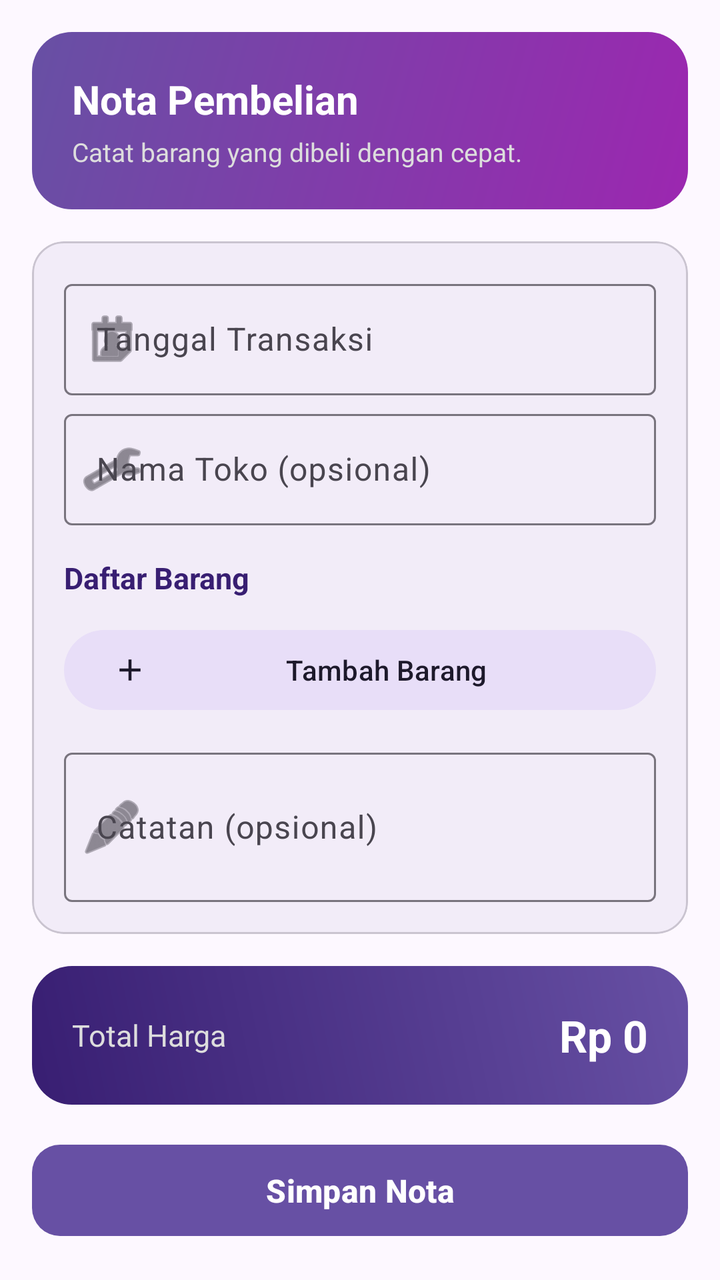
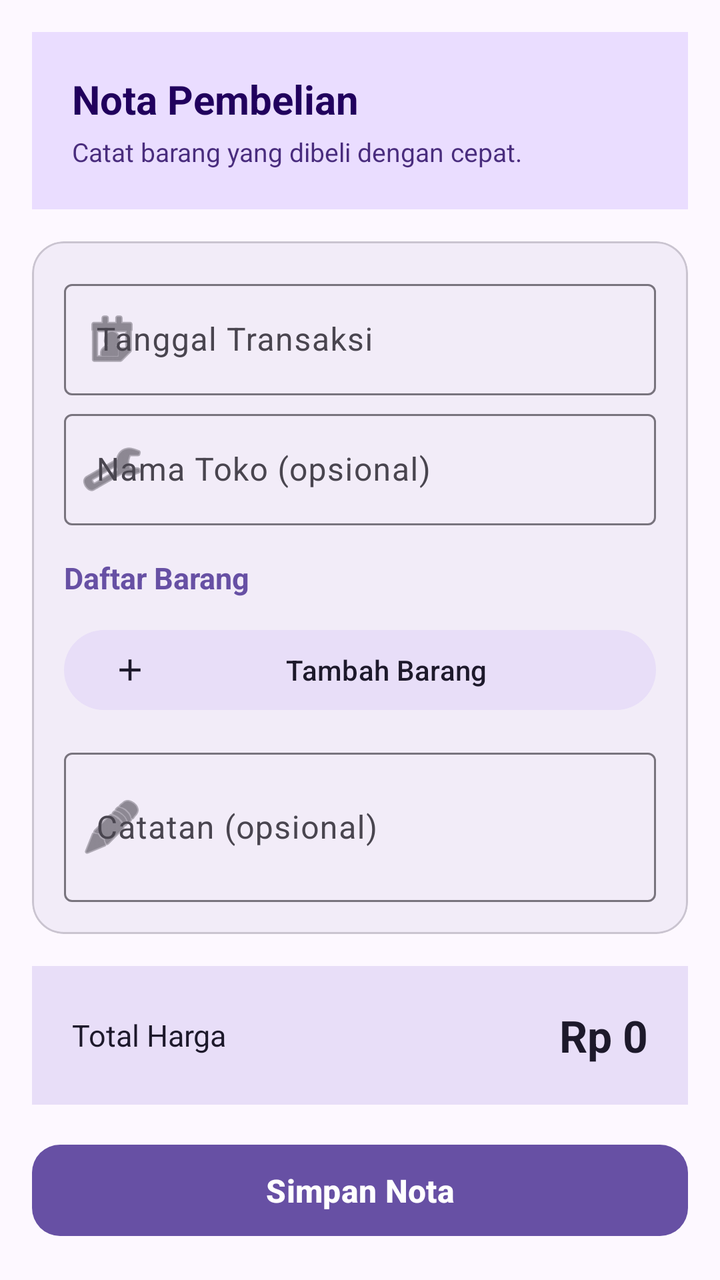

The first picture is an Android layout as it rendered before a commit; the second is the same layout after the commit. The layout source and the unified diff follow.
<!-- AndroidManifest.xml: application theme Theme.NotaCostume -->
<!-- res/layout/fragment_form.xml -->
<?xml version="1.0" encoding="utf-8"?>
<ScrollView xmlns:android="http://schemas.android.com/apk/res/android"
    xmlns:app="http://schemas.android.com/apk/res-auto"
    android:layout_width="match_parent"
    android:layout_height="match_parent"
    android:fillViewport="true"
    android:scrollbars="none"
    android:background="?attr/colorSurface">

    <LinearLayout
        android:layout_width="match_parent"
        android:layout_height="wrap_content"
        android:orientation="vertical"
        android:padding="16dp">

        <FrameLayout
            android:layout_width="match_parent"
            android:layout_height="wrap_content"
            android:background="@drawable/bg_hero"
            android:padding="20dp">

            <LinearLayout
                android:layout_width="match_parent"
                android:layout_height="wrap_content"
                android:orientation="vertical">

                <TextView
                    android:layout_width="wrap_content"
                    android:layout_height="wrap_content"
                    android:text="@string/hero_title"
                    android:textColor="@color/white"
                    android:textSize="20sp"
                    android:textStyle="bold" />

                <TextView
                    android:layout_width="wrap_content"
                    android:layout_height="wrap_content"
                    android:layout_marginTop="4dp"
                    android:text="@string/hero_sub"
                    android:textColor="#DDDDDD"
                    android:textSize="13sp" />
            </LinearLayout>
        </FrameLayout>

        <com.google.android.material.card.MaterialCardView
            android:layout_width="match_parent"
            android:layout_height="wrap_content"
            android:layout_marginTop="16dp"
            app:cardCornerRadius="16dp"
            app:cardElevation="2dp">

            <LinearLayout
                android:layout_width="match_parent"
                android:layout_height="wrap_content"
                android:orientation="vertical"
                android:padding="16dp">

                <com.google.android.material.textfield.TextInputLayout
                    android:id="@+id/tilTanggal"
                    style="@style/Widget.Material3.TextInputLayout.OutlinedBox"
                    android:layout_width="match_parent"
                    android:layout_height="wrap_content"
                    android:hint="@string/label_tanggal"
                    app:startIconDrawable="@android:drawable/ic_menu_my_calendar">

                    <com.google.android.material.textfield.TextInputEditText
                        android:id="@+id/etTanggal"
                        android:layout_width="match_parent"
                        android:layout_height="wrap_content"
                        android:focusable="false"
                        android:inputType="none"
                        android:clickable="true"
                        android:cursorVisible="false" />
                </com.google.android.material.textfield.TextInputLayout>

                <com.google.android.material.textfield.TextInputLayout
                    android:id="@+id/tilToko"
                    style="@style/Widget.Material3.TextInputLayout.OutlinedBox"
                    android:layout_width="match_parent"
                    android:layout_height="wrap_content"
                    android:layout_marginTop="4dp"
                    android:hint="@string/label_toko"
                    app:startIconDrawable="@android:drawable/ic_menu_manage">

                    <com.google.android.material.textfield.TextInputEditText
                        android:id="@+id/etToko"
                        android:layout_width="match_parent"
                        android:layout_height="wrap_content"
                        android:inputType="textCapWords" />
                </com.google.android.material.textfield.TextInputLayout>

                <TextView
                    android:layout_width="wrap_content"
                    android:layout_height="wrap_content"
                    android:layout_marginTop="16dp"
                    android:layout_marginBottom="4dp"
                    android:text="@string/section_barang"
                    android:textSize="15sp"
                    android:textStyle="bold"
                    android:textColor="@color/indigo_900" />

                <LinearLayout
                    android:id="@+id/llItems"
                    android:layout_width="match_parent"
                    android:layout_height="wrap_content"
                    android:orientation="vertical" />

                <com.google.android.material.button.MaterialButton
                    android:id="@+id/btnTambahBarang"
                    style="@style/Widget.Material3.Button.TonalButton"
                    android:layout_width="match_parent"
                    android:layout_height="wrap_content"
                    android:layout_marginTop="8dp"
                    android:text="@string/btn_tambah_barang"
                    app:icon="@drawable/ic_add" />

                <com.google.android.material.textfield.TextInputLayout
                    android:id="@+id/tilCatatan"
                    style="@style/Widget.Material3.TextInputLayout.OutlinedBox"
                    android:layout_width="match_parent"
                    android:layout_height="wrap_content"
                    android:layout_marginTop="12dp"
                    android:hint="@string/label_catatan"
                    app:startIconDrawable="@android:drawable/ic_menu_edit">

                    <com.google.android.material.textfield.TextInputEditText
                        android:id="@+id/etCatatan"
                        android:layout_width="match_parent"
                        android:layout_height="wrap_content"
                        android:inputType="textMultiLine"
                        android:minLines="2" />
                </com.google.android.material.textfield.TextInputLayout>
            </LinearLayout>
        </com.google.android.material.card.MaterialCardView>

        <FrameLayout
            android:id="@+id/summaryCard"
            android:layout_width="match_parent"
            android:layout_height="wrap_content"
            android:layout_marginTop="16dp"
            android:background="@drawable/bg_summary"
            android:padding="20dp">

            <LinearLayout
                android:layout_width="match_parent"
                android:layout_height="wrap_content"
                android:orientation="horizontal"
                android:gravity="center_vertical">

                <TextView
                    android:layout_width="0dp"
                    android:layout_height="wrap_content"
                    android:layout_weight="1"
                    android:text="@string/summary_total"
                    android:textColor="#DDDDDD"
                    android:textSize="15sp" />

                <TextView
                    android:id="@+id/tvTotal"
                    android:layout_width="wrap_content"
                    android:layout_height="wrap_content"
                    android:text="Rp 0"
                    android:textColor="@color/white"
                    android:textSize="22sp"
                    android:textStyle="bold" />
            </LinearLayout>
        </FrameLayout>

        <com.google.android.material.button.MaterialButton
            android:id="@+id/btnSimpan"
            android:layout_width="match_parent"
            android:layout_height="wrap_content"
            android:layout_marginTop="16dp"
            android:padding="12dp"
            android:text="@string/btn_simpan"
            android:textSize="16sp"
            android:textStyle="bold"
            app:cornerRadius="14dp" />
    </LinearLayout>
</ScrollView>
<!-- resources referenced by this layout -->
<resources>
  <color name="indigo_900">#381E72</color>
  <color name="white">#FFFFFF</color>
  <!-- drawable bg_hero (drawable) -->
  <?xml version="1.0" encoding="utf-8"?>
  <shape xmlns:android="http://schemas.android.com/apk/res/android"
      android:shape="rectangle">
      <gradient
          android:angle="315"
          android:endColor="@color/md_gradient_end"
          android:startColor="@color/md_gradient_start"
          android:type="linear" />
      <corners android:radius="20dp" />
  </shape>
  <!-- drawable bg_summary (drawable) -->
  <?xml version="1.0" encoding="utf-8"?>
  <shape xmlns:android="http://schemas.android.com/apk/res/android"
      android:shape="rectangle">
      <gradient
          android:angle="45"
          android:endColor="@color/md_gradient_start"
          android:startColor="@color/indigo_900"
          android:type="linear" />
      <corners android:radius="20dp" />
  </shape>
  <!-- drawable ic_add (drawable) -->
  <?xml version="1.0" encoding="utf-8"?>
  <vector xmlns:android="http://schemas.android.com/apk/res/android"
      android:width="24dp"
      android:height="24dp"
      android:viewportWidth="24"
      android:viewportHeight="24">
      <path
          android:fillColor="#FF000000"
          android:pathData="M19,13h-6v6h-2v-6H5v-2h6V5h2v6h6v2z" />
  </vector>
  <string name="btn_simpan">Simpan Nota</string>
  <string name="btn_tambah_barang">Tambah Barang</string>
  <string name="hero_sub">Catat barang yang dibeli dengan cepat.</string>
  <string name="hero_title">Nota Pembelian</string>
  <string name="label_catatan">Catatan (opsional)</string>
  <string name="label_tanggal">Tanggal Transaksi</string>
  <string name="label_toko">Nama Toko (opsional)</string>
  <string name="section_barang">Daftar Barang</string>
  <string name="summary_total">Total Harga</string>
  <style name="Theme.NotaCostume" parent="Theme.Material3.DayNight.NoActionBar">
          <item name="colorPrimary">@color/md_primary</item>
          <item name="colorOnPrimary">@color/white</item>
          <item name="colorPrimaryContainer">@color/md_primary_container</item>
          <item name="colorOnPrimaryContainer">@color/md_on_primary_container</item>
          <item name="colorSecondary">@color/md_secondary</item>
          <item name="colorOnSecondary">@color/white</item>
          <item name="colorSecondaryContainer">@color/md_secondary_container</item>
          <item name="colorOnSecondaryContainer">@color/md_on_secondary_container</item>
          <item name="colorSurface">@color/md_surface</item>
          <item name="colorOnSurface">@color/md_on_surface</item>
          <item name="colorSurfaceContainer">@color/md_surface_container</item>
          <item name="colorOutline">@color/md_outline</item>
          <item name="dynamicColorThemeOverlay">@style/ThemeOverlay.Material3.DynamicColors.DayNight</item>
          <item name="android:statusBarColor">?attr/colorSurfaceContainer</item>
      </style>
  <color name="md_gradient_end">#9C27B0</color>
  <color name="md_gradient_start">#6750A4</color>
  <color name="md_primary">#6750A4</color>
  <color name="md_primary_container">#EADDFF</color>
  <color name="md_on_primary_container">#21005D</color>
  <color name="md_secondary">#625B71</color>
  <color name="md_secondary_container">#E8DEF8</color>
  <color name="md_on_secondary_container">#1D192B</color>
  <color name="md_surface">#FDF8FF</color>
  <color name="md_on_surface">#1D1B20</color>
  <color name="md_surface_container">#F3EDF7</color>
  <color name="md_outline">#79747E</color>
</resources>

<!-- the commit's change to res/layout/fragment_form.xml (unified diff, before → after) -->
@@ -16,7 +16,7 @@
         <FrameLayout
             android:layout_width="match_parent"
             android:layout_height="wrap_content"
-            android:background="@drawable/bg_hero"
+            android:background="?attr/colorPrimaryContainer"
             android:padding="20dp">
 
             <LinearLayout
@@ -28,7 +28,7 @@
                     android:layout_width="wrap_content"
                     android:layout_height="wrap_content"
                     android:text="@string/hero_title"
-                    android:textColor="@color/white"
+                    android:textColor="?attr/colorOnPrimaryContainer"
                     android:textSize="20sp"
                     android:textStyle="bold" />
 
@@ -37,8 +37,9 @@
                     android:layout_height="wrap_content"
                     android:layout_marginTop="4dp"
                     android:text="@string/hero_sub"
-                    android:textColor="#DDDDDD"
-                    android:textSize="13sp" />
+                    android:textColor="?attr/colorOnPrimaryContainer"
+                    android:textSize="13sp"
+                    android:alpha="0.8" />
             </LinearLayout>
         </FrameLayout>
 
@@ -97,7 +98,7 @@
                     android:text="@string/section_barang"
                     android:textSize="15sp"
                     android:textStyle="bold"
-                    android:textColor="@color/indigo_900" />
+                    android:textColor="?attr/colorPrimary" />
 
                 <LinearLayout
                     android:id="@+id/llItems"
@@ -138,7 +139,7 @@
             android:layout_width="match_parent"
             android:layout_height="wrap_content"
             android:layout_marginTop="16dp"
-            android:background="@drawable/bg_summary"
+            android:background="?attr/colorSecondaryContainer"
             android:padding="20dp">
 
             <LinearLayout
@@ -152,7 +153,7 @@
                     android:layout_height="wrap_content"
                     android:layout_weight="1"
                     android:text="@string/summary_total"
-                    android:textColor="#DDDDDD"
+                    android:textColor="?attr/colorOnSecondaryContainer"
                     android:textSize="15sp" />
 
                 <TextView
@@ -160,7 +161,7 @@
                     android:layout_width="wrap_content"
                     android:layout_height="wrap_content"
                     android:text="Rp 0"
-                    android:textColor="@color/white"
+                    android:textColor="?attr/colorOnSecondaryContainer"
                     android:textSize="22sp"
                     android:textStyle="bold" />
             </LinearLayout>
<!-- resource entries referenced after the edit -->
@@ -1,29 +1,5 @@
 <!-- resources referenced by this layout -->
 <resources>
-  <color name="indigo_900">#381E72</color>
-  <color name="white">#FFFFFF</color>
-  <!-- drawable bg_hero (drawable) -->
-  <?xml version="1.0" encoding="utf-8"?>
-  <shape xmlns:android="http://schemas.android.com/apk/res/android"
-      android:shape="rectangle">
-      <gradient
-          android:angle="315"
-          android:endColor="@color/md_gradient_end"
-          android:startColor="@color/md_gradient_start"
-          android:type="linear" />
-      <corners android:radius="20dp" />
-  </shape>
-  <!-- drawable bg_summary (drawable) -->
-  <?xml version="1.0" encoding="utf-8"?>
-  <shape xmlns:android="http://schemas.android.com/apk/res/android"
-      android:shape="rectangle">
-      <gradient
-          android:angle="45"
-          android:endColor="@color/md_gradient_start"
-          android:startColor="@color/indigo_900"
-          android:type="linear" />
-      <corners android:radius="20dp" />
-  </shape>
   <!-- drawable ic_add (drawable) -->
   <?xml version="1.0" encoding="utf-8"?>
   <vector xmlns:android="http://schemas.android.com/apk/res/android"
@@ -60,9 +36,8 @@
           <item name="dynamicColorThemeOverlay">@style/ThemeOverlay.Material3.DynamicColors.DayNight</item>
           <item name="android:statusBarColor">?attr/colorSurfaceContainer</item>
       </style>
-  <color name="md_gradient_end">#9C27B0</color>
-  <color name="md_gradient_start">#6750A4</color>
   <color name="md_primary">#6750A4</color>
+  <color name="white">#FFFFFF</color>
   <color name="md_primary_container">#EADDFF</color>
   <color name="md_on_primary_container">#21005D</color>
   <color name="md_secondary">#625B71</color>
